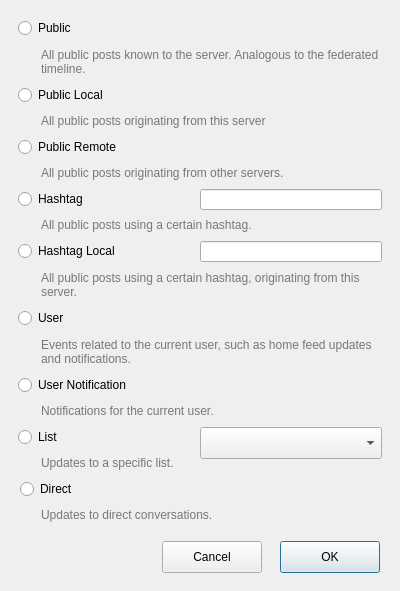
First picture: the form in mastodon/mastodonsettingwindow.ui, repository b123400/tootrain-qt, before the edit.
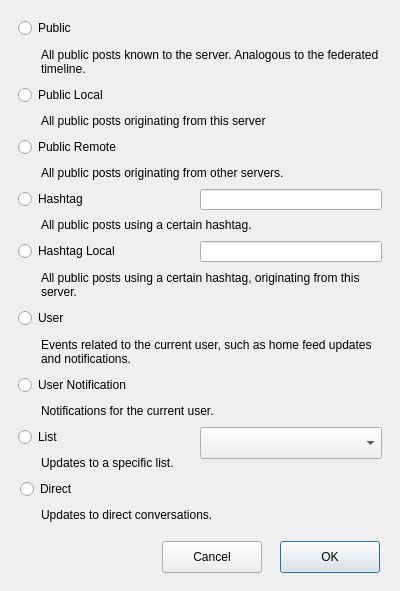
Second picture: the form after the edit.

Commit message: Use standard color for text for dark mode

Patch:
```diff
--- a/mastodon/mastodonsettingwindow.ui
+++ b/mastodon/mastodonsettingwindow.ui
@@ -202,33 +202,6 @@
      <verstretch>0</verstretch>
     </sizepolicy>
    </property>
-   <property name="palette">
-    <palette>
-     <active>
-      <colorrole role="WindowText">
-       <brush brushstyle="SolidPattern">
-        <color alpha="128">
-         <red>0</red>
-         <green>0</green>
-         <blue>0</blue>
-        </color>
-       </brush>
-      </colorrole>
-     </active>
-     <inactive>
-      <colorrole role="WindowText">
-       <brush brushstyle="SolidPattern">
-        <color alpha="128">
-         <red>0</red>
-         <green>0</green>
-         <blue>0</blue>
-        </color>
-       </brush>
-      </colorrole>
-     </inactive>
-     <disabled/>
-    </palette>
-   </property>
    <property name="text">
     <string>All public posts known to the server. Analogous to the federated timeline.</string>
    </property>
@@ -251,33 +224,6 @@
      <verstretch>0</verstretch>
     </sizepolicy>
    </property>
-   <property name="palette">
-    <palette>
-     <active>
-      <colorrole role="WindowText">
-       <brush brushstyle="SolidPattern">
-        <color alpha="128">
-         <red>0</red>
-         <green>0</green>
-         <blue>0</blue>
-        </color>
-       </brush>
-      </colorrole>
-     </active>
-     <inactive>
-      <colorrole role="WindowText">
-       <brush brushstyle="SolidPattern">
-        <color alpha="128">
-         <red>0</red>
-         <green>0</green>
-         <blue>0</blue>
-        </color>
-       </brush>
-      </colorrole>
-     </inactive>
-     <disabled/>
-    </palette>
-   </property>
    <property name="text">
     <string>All public posts originating from this server</string>
    </property>
@@ -300,33 +246,6 @@
      <verstretch>0</verstretch>
     </sizepolicy>
    </property>
-   <property name="palette">
-    <palette>
-     <active>
-      <colorrole role="WindowText">
-       <brush brushstyle="SolidPattern">
-        <color alpha="128">
-         <red>0</red>
-         <green>0</green>
-         <blue>0</blue>
-        </color>
-       </brush>
-      </colorrole>
-     </active>
-     <inactive>
-      <colorrole role="WindowText">
-       <brush brushstyle="SolidPattern">
-        <color alpha="128">
-         <red>0</red>
-         <green>0</green>
-         <blue>0</blue>
-        </color>
-       </brush>
-      </colorrole>
-     </inactive>
-     <disabled/>
-    </palette>
-   </property>
    <property name="text">
     <string>All public posts originating from other servers.</string>
    </property>
@@ -349,33 +268,6 @@
      <verstretch>0</verstretch>
     </sizepolicy>
    </property>
-   <property name="palette">
-    <palette>
-     <active>
-      <colorrole role="WindowText">
-       <brush brushstyle="SolidPattern">
-        <color alpha="128">
-         <red>0</red>
-         <green>0</green>
-         <blue>0</blue>
-        </color>
-       </brush>
-      </colorrole>
-     </active>
-     <inactive>
-      <colorrole role="WindowText">
-       <brush brushstyle="SolidPattern">
-        <color alpha="128">
-         <red>0</red>
-         <green>0</green>
-         <blue>0</blue>
-        </color>
-       </brush>
-      </colorrole>
-     </inactive>
-     <disabled/>
-    </palette>
-   </property>
    <property name="text">
     <string>All public posts using a certain hashtag.</string>
    </property>
@@ -398,33 +290,6 @@
      <verstretch>0</verstretch>
     </sizepolicy>
    </property>
-   <property name="palette">
-    <palette>
-     <active>
-      <colorrole role="WindowText">
-       <brush brushstyle="SolidPattern">
-        <color alpha="128">
-         <red>0</red>
-         <green>0</green>
-         <blue>0</blue>
-        </color>
-       </brush>
-      </colorrole>
-     </active>
-     <inactive>
-      <colorrole role="WindowText">
-       <brush brushstyle="SolidPattern">
-        <color alpha="128">
-         <red>0</red>
-         <green>0</green>
-         <blue>0</blue>
-        </color>
-       </brush>
-      </colorrole>
-     </inactive>
-     <disabled/>
-    </palette>
-   </property>
    <property name="text">
     <string>All public posts using a certain hashtag, originating from this server.</string>
    </property>
@@ -447,33 +312,6 @@
      <verstretch>0</verstretch>
     </sizepolicy>
    </property>
-   <property name="palette">
-    <palette>
-     <active>
-      <colorrole role="WindowText">
-       <brush brushstyle="SolidPattern">
-        <color alpha="128">
-         <red>0</red>
-         <green>0</green>
-         <blue>0</blue>
-        </color>
-       </brush>
-      </colorrole>
-     </active>
-     <inactive>
-      <colorrole role="WindowText">
-       <brush brushstyle="SolidPattern">
-        <color alpha="128">
-         <red>0</red>
-         <green>0</green>
-         <blue>0</blue>
-        </color>
-       </brush>
-      </colorrole>
-     </inactive>
-     <disabled/>
-    </palette>
-   </property>
    <property name="text">
     <string>Events related to the current user, such as home feed updates and notifications.</string>
    </property>
@@ -496,33 +334,6 @@
      <verstretch>0</verstretch>
     </sizepolicy>
    </property>
-   <property name="palette">
-    <palette>
-     <active>
-      <colorrole role="WindowText">
-       <brush brushstyle="SolidPattern">
-        <color alpha="128">
-         <red>0</red>
-         <green>0</green>
-         <blue>0</blue>
-        </color>
-       </brush>
-      </colorrole>
-     </active>
-     <inactive>
-      <colorrole role="WindowText">
-       <brush brushstyle="SolidPattern">
-        <color alpha="128">
-         <red>0</red>
-         <green>0</green>
-         <blue>0</blue>
-        </color>
-       </brush>
-      </colorrole>
-     </inactive>
-     <disabled/>
-    </palette>
-   </property>
    <property name="text">
     <string>Notifications for the current user.</string>
    </property>
@@ -545,33 +356,6 @@
      <verstretch>0</verstretch>
     </sizepolicy>
    </property>
-   <property name="palette">
-    <palette>
-     <active>
-      <colorrole role="WindowText">
-       <brush brushstyle="SolidPattern">
-        <color alpha="128">
-         <red>0</red>
-         <green>0</green>
-         <blue>0</blue>
-        </color>
-       </brush>
-      </colorrole>
-     </active>
-     <inactive>
-      <colorrole role="WindowText">
-       <brush brushstyle="SolidPattern">
-        <color alpha="128">
-         <red>0</red>
-         <green>0</green>
-         <blue>0</blue>
-        </color>
-       </brush>
-      </colorrole>
-     </inactive>
-     <disabled/>
-    </palette>
-   </property>
    <property name="text">
     <string>Updates to a specific list.</string>
    </property>
@@ -607,32 +391,10 @@
      <verstretch>0</verstretch>
     </sizepolicy>
    </property>
-   <property name="palette">
-    <palette>
-     <active>
-      <colorrole role="WindowText">
-       <brush brushstyle="SolidPattern">
-        <color alpha="128">
-         <red>0</red>
-         <green>0</green>
-         <blue>0</blue>
-        </color>
-       </brush>
-      </colorrole>
-     </active>
-     <inactive>
-      <colorrole role="WindowText">
-       <brush brushstyle="SolidPattern">
-        <color alpha="128">
-         <red>0</red>
-         <green>0</green>
-         <blue>0</blue>
-        </color>
-       </brush>
-      </colorrole>
-     </inactive>
-     <disabled/>
-    </palette>
+   <property name="font">
+    <font>
+     <family>.AppleSystemUIFont</family>
+    </font>
    </property>
    <property name="text">
     <string>Updates to direct conversations.</string>
```
The commit also changes 2 other files.
